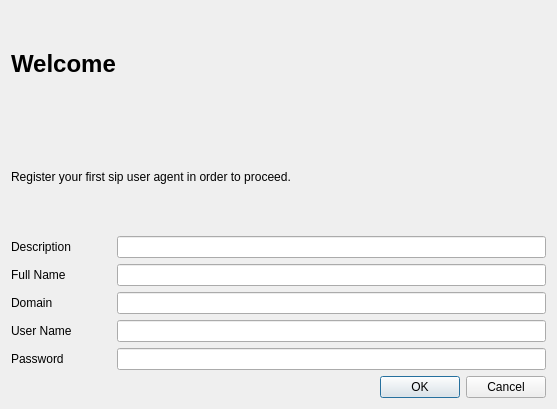
This is src/ui/startguide.ui in StefanYohansson/ktelephone as Qt 5 draws it before an edit. The edited form follows.
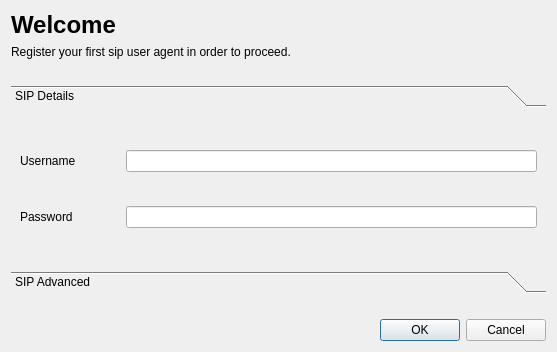
This is the edited form.

Commit message: Improve start guide usability

```diff
--- a/src/ui/startguide.ui
+++ b/src/ui/startguide.ui
@@ -7,9 +7,15 @@
     <x>0</x>
     <y>0</y>
     <width>557</width>
-    <height>409</height>
+    <height>352</height>
    </rect>
   </property>
+  <property name="sizePolicy">
+   <sizepolicy hsizetype="Fixed" vsizetype="Fixed">
+    <horstretch>0</horstretch>
+    <verstretch>0</verstretch>
+   </sizepolicy>
+  </property>
   <property name="windowTitle">
    <string>Start Guide</string>
   </property>
@@ -32,6 +38,99 @@
     </widget>
    </item>
    <item>
+    <spacer name="verticalSpacer_2">
+     <property name="orientation">
+      <enum>Qt::Vertical</enum>
+     </property>
+     <property name="sizeType">
+      <enum>QSizePolicy::Minimum</enum>
+     </property>
+     <property name="sizeHint" stdset="0">
+      <size>
+       <width>20</width>
+       <height>20</height>
+      </size>
+     </property>
+    </spacer>
+   </item>
+   <item>
+    <widget class="QToolBox" name="toolBox">
+     <property name="currentIndex">
+      <number>0</number>
+     </property>
+     <widget class="QWidget" name="sipinfo">
+      <property name="geometry">
+       <rect>
+        <x>0</x>
+        <y>0</y>
+        <width>539</width>
+        <height>126</height>
+       </rect>
+      </property>
+      <attribute name="label">
+       <string>SIP Details</string>
+      </attribute>
+      <layout class="QVBoxLayout" name="verticalLayout_4">
+       <item>
+        <layout class="QHBoxLayout" name="horizontalLayout_5">
+         <item>
+          <widget class="QLabel" name="label_4">
+           <property name="minimumSize">
+            <size>
+             <width>100</width>
+             <height>0</height>
+            </size>
+           </property>
+           <property name="text">
+            <string>Username</string>
+           </property>
+          </widget>
+         </item>
+         <item>
+          <widget class="QLineEdit" name="usernameEdit">
+           <property name="toolTip">
+            <string>extension@domain</string>
+           </property>
+          </widget>
+         </item>
+        </layout>
+       </item>
+       <item>
+        <layout class="QHBoxLayout" name="horizontalLayout_6">
+         <item>
+          <widget class="QLabel" name="label_5">
+           <property name="minimumSize">
+            <size>
+             <width>100</width>
+             <height>0</height>
+            </size>
+           </property>
+           <property name="text">
+            <string>Password</string>
+           </property>
+          </widget>
+         </item>
+         <item>
+          <widget class="QLineEdit" name="passwordEdit"/>
+         </item>
+        </layout>
+       </item>
+      </layout>
+     </widget>
+     <widget class="QWidget" name="sipadvanced">
+      <property name="geometry">
+       <rect>
+        <x>0</x>
+        <y>0</y>
+        <width>539</width>
+        <height>126</height>
+       </rect>
+      </property>
+      <attribute name="label">
+       <string>SIP Advanced</string>
+      </attribute>
+      <layout class="QVBoxLayout" name="verticalLayout_5">
+       <item>
     <layout class="QHBoxLayout" name="horizontalLayout_2">
      <item>
       <widget class="QLabel" name="label">
@@ -97,45 +196,25 @@
      </item>
     </layout>
    </item>
-   <item>
-    <layout class="QHBoxLayout" name="horizontalLayout_5">
-     <item>
-      <widget class="QLabel" name="label_4">
-       <property name="minimumSize">
-        <size>
-         <width>100</width>
-         <height>0</height>
-        </size>
-       </property>
-       <property name="text">
-        <string>User Name</string>
-       </property>
-      </widget>
+      </layout>
+     </widget>
+    </widget>
      </item>
      <item>
-      <widget class="QLineEdit" name="usernameEdit"/>
-     </item>
-    </layout>
-   </item>
-   <item>
-    <layout class="QHBoxLayout" name="horizontalLayout_6">
-     <item>
-      <widget class="QLabel" name="label_5">
-       <property name="minimumSize">
+    <spacer name="verticalSpacer">
+     <property name="orientation">
+      <enum>Qt::Vertical</enum>
+     </property>
+     <property name="sizeType">
+      <enum>QSizePolicy::Minimum</enum>
+     </property>
+     <property name="sizeHint" stdset="0">
         <size>
-         <width>100</width>
-         <height>0</height>
-        </size>
-       </property>
-       <property name="text">
-        <string>Password</string>
-       </property>
-      </widget>
-     </item>
-     <item>
-      <widget class="QLineEdit" name="passwordEdit"/>
-     </item>
-    </layout>
+       <width>20</width>
+       <height>20</height>
+      </size>
+     </property>
+    </spacer>
    </item>
    <item>
     <widget class="QDialogButtonBox" name="buttonBox">
```
Lines whose indentation alone changed are shown as unchanged. The commit also changes 2 other files.
